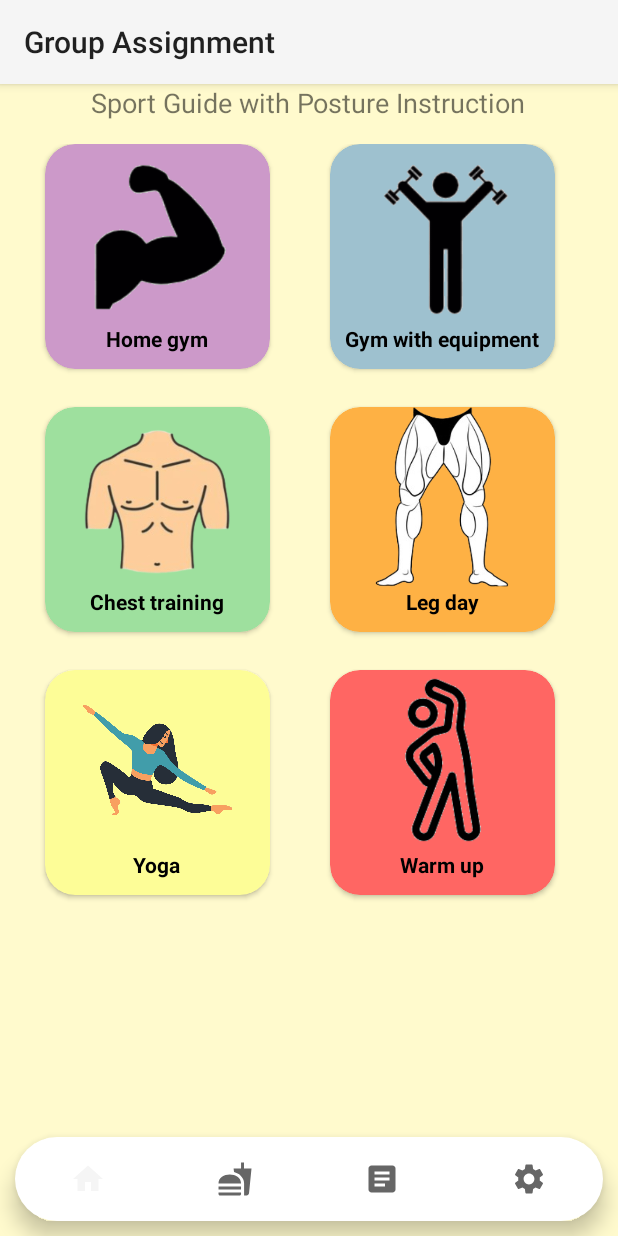
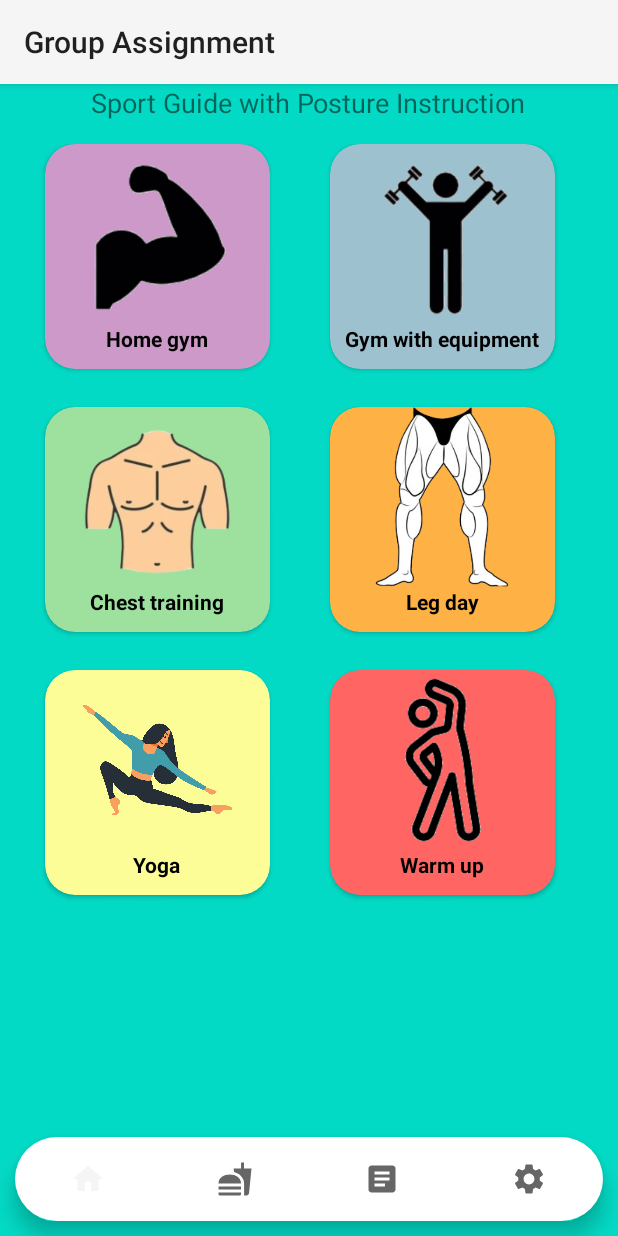
Before and after one commit to Lau-Man-Ho-Mark/project, an Android app: the screen it shows after launch (MainActivity), on a phone screen of 412 x 824 dp. Run offline under Robolectric (Android 15) with nearby library versions, the phone set to English and light mode, and no system bars.

Commit message:
Log cat updated

```diff
--- a/GpPj/app/src/main/java/com/example/assignment2/ProgressFragment.java
+++ b/GpPj/app/src/main/java/com/example/assignment2/ProgressFragment.java
@@ -80,10 +80,10 @@ public class ProgressFragment extends Fragment implements View.OnClickListener{
 
                 if(arr1 != null || arr2 != null){
                     for (String data: arr1)
-                        System.out.println(data);
+                        Log.d("Success", data);
 
                     for (String data: arr2)
-                        System.out.println(data);
+                        Log.d("Success", data);
                 }
 
 
--- a/GpPj/app/src/main/res/layout/fragment_home.xml
+++ b/GpPj/app/src/main/res/layout/fragment_home.xml
@@ -4,7 +4,7 @@
     android:layout_width="match_parent"
     android:layout_height="match_parent"
     xmlns:app="http://schemas.android.com/apk/res-auto"
-    android:background="@color/lemonchiffon"
+    android:background="@color/teal_200"
     tools:context=".HomeFragment">
 
     <TextView
```
